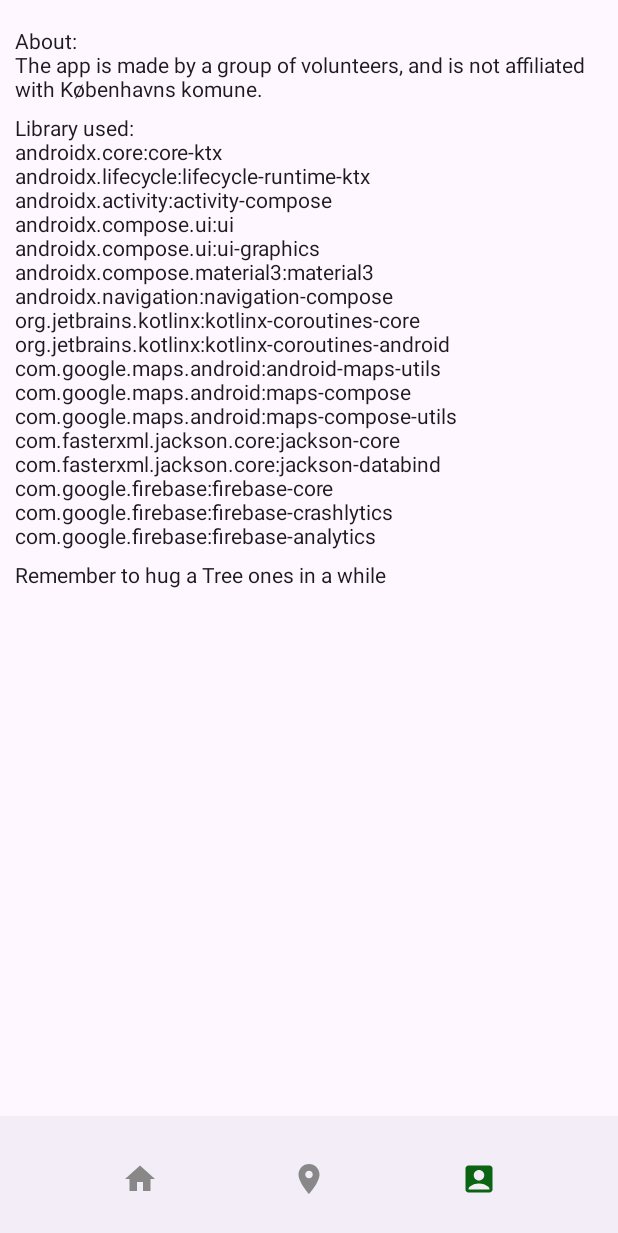
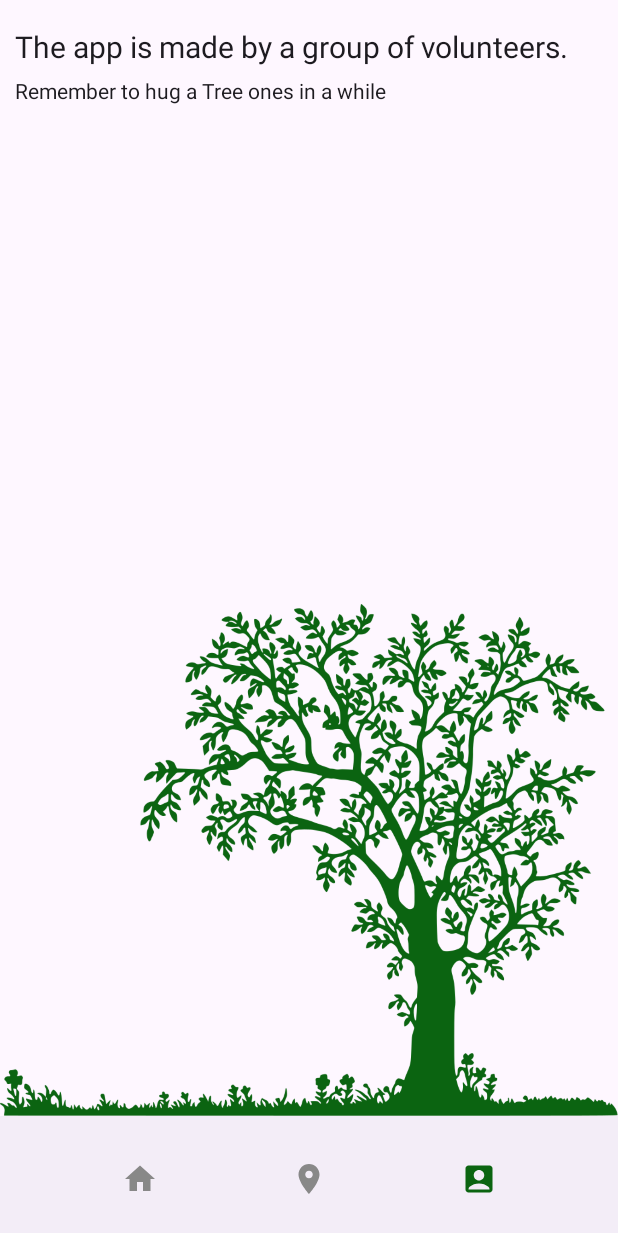
Before and after one commit to majornuts/treehugger, an Android app built with Jetpack Compose: the screen it shows after launch (MainActivity), after a tap on "About", on a phone screen of 412 x 824 dp. Shown: the top 1233 px of the screen. Run offline under Robolectric (Android 15) with nearby library versions, the phone set to English and light mode, and no system bars; network calls fail; 1 statement that could not run was skipped.

Commit message:
reworked About page

```diff
--- a/app/src/main/java/dk/hug/treehugger/compose/ScreenAbout.kt
+++ b/app/src/main/java/dk/hug/treehugger/compose/ScreenAbout.kt
@@ -1,41 +1,47 @@
 package dk.hug.treehugger.compose
 
+import androidx.compose.foundation.Image
+import androidx.compose.foundation.layout.Box
 import androidx.compose.foundation.layout.Column
+import androidx.compose.foundation.layout.Row
 import androidx.compose.foundation.layout.Spacer
+import androidx.compose.foundation.layout.fillMaxSize
+import androidx.compose.foundation.layout.fillMaxWidth
 import androidx.compose.foundation.layout.padding
 import androidx.compose.foundation.layout.size
 import androidx.compose.runtime.Composable
 import androidx.compose.material3.Text
+import androidx.compose.ui.Alignment
 import androidx.compose.ui.Modifier
+import androidx.compose.ui.graphics.Color
+import androidx.compose.ui.res.painterResource
 import androidx.compose.ui.unit.dp
+import androidx.compose.ui.unit.sp
+import dk.hug.treehugger.R
 
 @Composable
 fun ScreenAbout() {
 
+
     Column(modifier = Modifier.padding(10.dp)) {
+
         Spacer(modifier = Modifier.size(10.dp))
-        Text("About:")
-        Text(text = "The app is made by a group of volunteers, and is not affiliated with Københavns komune.")
-        Spacer(modifier = Modifier.size(10.dp))
-        Text(text = "Library used:")
-        Text(text = "androidx.core:core-ktx")
-        Text(text = "androidx.lifecycle:lifecycle-runtime-ktx")
-        Text(text = "androidx.activity:activity-compose")
-        Text(text = "androidx.compose.ui:ui")
-        Text(text = "androidx.compose.ui:ui-graphics")
-        Text(text = "androidx.compose.material3:material3")
-        Text(text = "androidx.navigation:navigation-compose")
-        Text(text = "org.jetbrains.kotlinx:kotlinx-coroutines-core")
-        Text(text = "org.jetbrains.kotlinx:kotlinx-coroutines-android")
-        Text(text = "com.google.maps.android:android-maps-utils")
-        Text(text = "com.google.maps.android:maps-compose")
-        Text(text = "com.google.maps.android:maps-compose-utils")
-        Text(text = "com.fasterxml.jackson.core:jackson-core")
-        Text(text = "com.fasterxml.jackson.core:jackson-databind")
-        Text(text = "com.google.firebase:firebase-core")
-        Text(text = "com.google.firebase:firebase-crashlytics")
-        Text(text = "com.google.firebase:firebase-analytics")
+        Text(text = "The app is made by a group of volunteers." , fontSize = 20.sp)
         Spacer(modifier = Modifier.size(10.dp))
         Text(text = "Remember to hug a Tree ones in a while")
+
+
     }
+
+    Box(modifier = Modifier.fillMaxSize()) {
+        Row(modifier = Modifier.align(Alignment.BottomCenter)) {
+            Image(
+                modifier = Modifier.fillMaxWidth(),
+                painter = painterResource(id = R.drawable.trees2),
+                colorFilter = androidx.compose.ui.graphics.ColorFilter.tint(Color(0xFF0B6411)),
+                contentDescription = "Localized description",
+            )
+        }
+    }
+
 }
--- a/app/src/main/java/dk/hug/treehugger/compose/ScreenMap.kt
+++ b/app/src/main/java/dk/hug/treehugger/compose/ScreenMap.kt
@@ -85,8 +85,7 @@ fun GoogleMapClustering(viewModel: ScreenMapViewModel) {
                 )
             },
             items = items,
-            onClusterClick = {
-                Log.d(TAG, "Cluster clicked! $it")
+            onClusterClick = { cluster ->
                 false
             },
             onClusterItemClick = {
```
Also changed, not shown: app/src/main/res/drawable/trees2.png (added).
